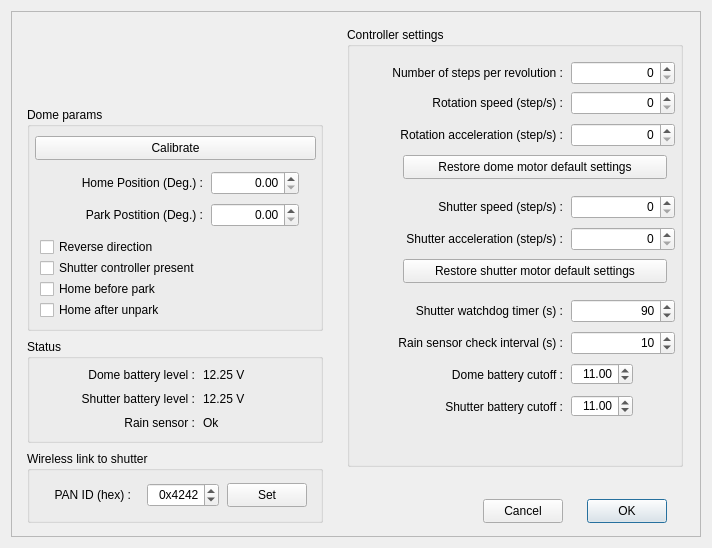
Before: the Qt Designer form RTI-Dome.ui in rpineau/RTI-Dome, drawn with Qt 5.
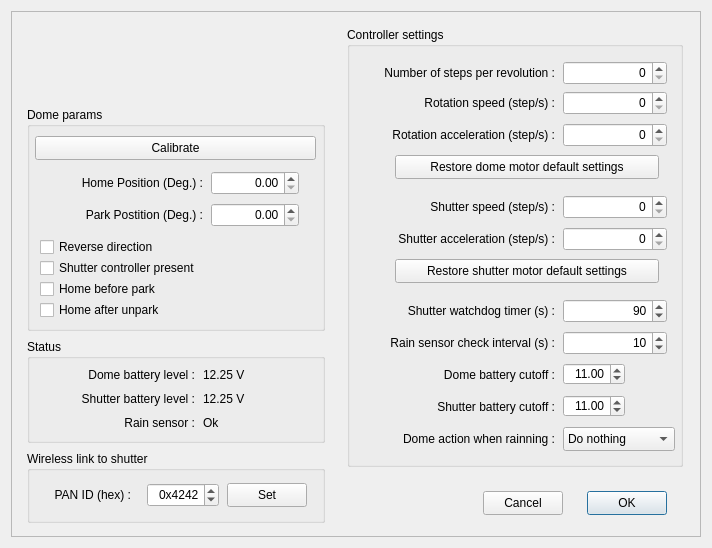
After: the same form once the commit is applied. Icons and pictures are not drawn. Custom widgets are drawn as their Qt base class.

Commit message: Added rain action for dome in X2 Plugin

```diff
--- a/RTI-Dome.ui
+++ b/RTI-Dome.ui
@@ -57,7 +57,7 @@
        <rect>
         <x>16</x>
         <y>96</y>
-        <width>296</width>
+        <width>298</width>
         <height>224</height>
        </rect>
       </property>
@@ -209,7 +209,7 @@
       <widget class="QLabel" name="label_13">
        <property name="geometry">
         <rect>
-         <x>64</x>
+         <x>56</x>
          <y>336</y>
          <width>152</width>
          <height>24</height>
@@ -225,7 +225,7 @@
       <widget class="QDoubleSpinBox" name="lowRotBatCutOff">
        <property name="geometry">
         <rect>
-         <x>224</x>
+         <x>216</x>
          <y>336</y>
          <width>62</width>
          <height>22</height>
@@ -241,7 +241,7 @@
       <widget class="QLabel" name="label_14">
        <property name="geometry">
         <rect>
-         <x>64</x>
+         <x>56</x>
          <y>368</y>
          <width>152</width>
          <height>24</height>
@@ -257,7 +257,7 @@
       <widget class="QDoubleSpinBox" name="lowShutBatCutOff">
        <property name="geometry">
         <rect>
-         <x>224</x>
+         <x>216</x>
          <y>368</y>
          <width>62</width>
          <height>22</height>
@@ -273,7 +273,7 @@
       <widget class="QLabel" name="label_9">
        <property name="geometry">
         <rect>
-         <x>56</x>
+         <x>48</x>
          <y>64</y>
          <width>160</width>
          <height>24</height>
@@ -289,7 +289,7 @@
       <widget class="QSpinBox" name="rotationSpeed">
        <property name="geometry">
         <rect>
-         <x>224</x>
+         <x>216</x>
          <y>64</y>
          <width>104</width>
          <height>24</height>
@@ -305,7 +305,7 @@
       <widget class="QSpinBox" name="rotationAcceletation">
        <property name="geometry">
         <rect>
-         <x>224</x>
+         <x>216</x>
          <y>96</y>
          <width>104</width>
          <height>24</height>
@@ -321,7 +321,7 @@
       <widget class="QLabel" name="label_10">
        <property name="geometry">
         <rect>
-         <x>16</x>
+         <x>8</x>
          <y>96</y>
          <width>200</width>
          <height>24</height>
@@ -339,7 +339,7 @@
         <rect>
          <x>8</x>
          <y>34</y>
-         <width>208</width>
+         <width>200</width>
          <height>24</height>
         </rect>
        </property>
@@ -353,7 +353,7 @@
       <widget class="QSpinBox" name="ticksPerRev">
        <property name="geometry">
         <rect>
-         <x>224</x>
+         <x>216</x>
          <y>34</y>
          <width>104</width>
          <height>24</height>
@@ -369,7 +369,7 @@
       <widget class="QSpinBox" name="shutterAcceleration">
        <property name="geometry">
         <rect>
-         <x>224</x>
+         <x>216</x>
          <y>200</y>
          <width>104</width>
          <height>24</height>
@@ -385,7 +385,7 @@
       <widget class="QLabel" name="label_12">
        <property name="geometry">
         <rect>
-         <x>16</x>
+         <x>8</x>
          <y>200</y>
          <width>200</width>
          <height>24</height>
@@ -401,7 +401,7 @@
       <widget class="QLabel" name="label_11">
        <property name="geometry">
         <rect>
-         <x>56</x>
+         <x>48</x>
          <y>168</y>
          <width>160</width>
          <height>24</height>
@@ -417,7 +417,7 @@
       <widget class="QSpinBox" name="shutterSpeed">
        <property name="geometry">
         <rect>
-         <x>224</x>
+         <x>216</x>
          <y>168</y>
          <width>104</width>
          <height>24</height>
@@ -433,7 +433,7 @@
       <widget class="QLabel" name="label_15">
        <property name="geometry">
         <rect>
-         <x>16</x>
+         <x>8</x>
          <y>272</y>
          <width>200</width>
          <height>24</height>
@@ -449,7 +449,7 @@
       <widget class="QSpinBox" name="shutterWatchdog">
        <property name="geometry">
         <rect>
-         <x>224</x>
+         <x>216</x>
          <y>272</y>
          <width>104</width>
          <height>24</height>
@@ -471,7 +471,7 @@
       <widget class="QLabel" name="label_16">
        <property name="geometry">
         <rect>
-         <x>16</x>
+         <x>8</x>
          <y>304</y>
          <width>200</width>
          <height>24</height>
@@ -487,7 +487,7 @@
       <widget class="QSpinBox" name="rainCheckInterval">
        <property name="geometry">
         <rect>
-         <x>224</x>
+         <x>216</x>
          <y>304</y>
          <width>104</width>
          <height>24</height>
@@ -509,7 +509,7 @@
       <widget class="QPushButton" name="pushButton_3">
        <property name="geometry">
         <rect>
-         <x>56</x>
+         <x>48</x>
          <y>128</y>
          <width>264</width>
          <height>24</height>
@@ -522,7 +522,7 @@
       <widget class="QPushButton" name="pushButton_4">
        <property name="geometry">
         <rect>
-         <x>56</x>
+         <x>48</x>
          <y>232</y>
          <width>264</width>
          <height>24</height>
@@ -532,6 +532,47 @@
         <string>Restore shutter motor default settings</string>
        </property>
       </widget>
+      <widget class="QComboBox" name="comboBox">
+       <property name="geometry">
+        <rect>
+         <x>216</x>
+         <y>400</y>
+         <width>112</width>
+         <height>24</height>
+        </rect>
+       </property>
+       <item>
+        <property name="text">
+         <string>Do nothing</string>
+        </property>
+       </item>
+       <item>
+        <property name="text">
+         <string>Home dome</string>
+        </property>
+       </item>
+       <item>
+        <property name="text">
+         <string>Park Dome</string>
+        </property>
+       </item>
+      </widget>
+      <widget class="QLabel" name="label_17">
+       <property name="geometry">
+        <rect>
+         <x>24</x>
+         <y>400</y>
+         <width>184</width>
+         <height>24</height>
+        </rect>
+       </property>
+       <property name="text">
+        <string>Dome action when rainning :</string>
+       </property>
+       <property name="alignment">
+        <set>Qt::AlignRight|Qt::AlignTrailing|Qt::AlignVCenter</set>
+       </property>
+      </widget>
      </widget>
      <widget class="QLabel" name="label_logo">
       <property name="geometry">
@@ -559,7 +600,7 @@
       <property name="geometry">
        <rect>
         <x>472</x>
-        <y>488</y>
+        <y>480</y>
         <width>80</width>
         <height>24</height>
        </rect>
@@ -572,7 +613,7 @@
       <property name="geometry">
        <rect>
         <x>576</x>
-        <y>488</y>
+        <y>480</y>
         <width>80</width>
         <height>24</height>
        </rect>
@@ -589,7 +630,7 @@
        <rect>
         <x>16</x>
         <y>328</y>
-        <width>296</width>
+        <width>298</width>
         <height>104</height>
        </rect>
       </property>
@@ -692,7 +733,7 @@
        <rect>
         <x>16</x>
         <y>440</y>
-        <width>296</width>
+        <width>298</width>
         <height>72</height>
        </rect>
       </property>
```
The commit also changes 5 other files.
